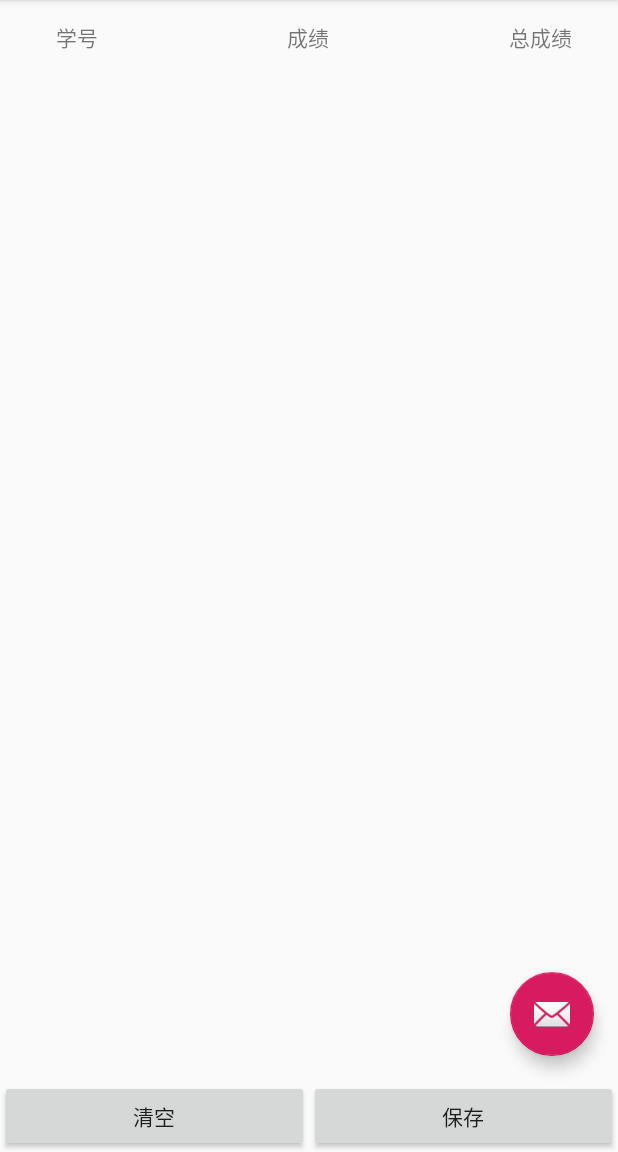
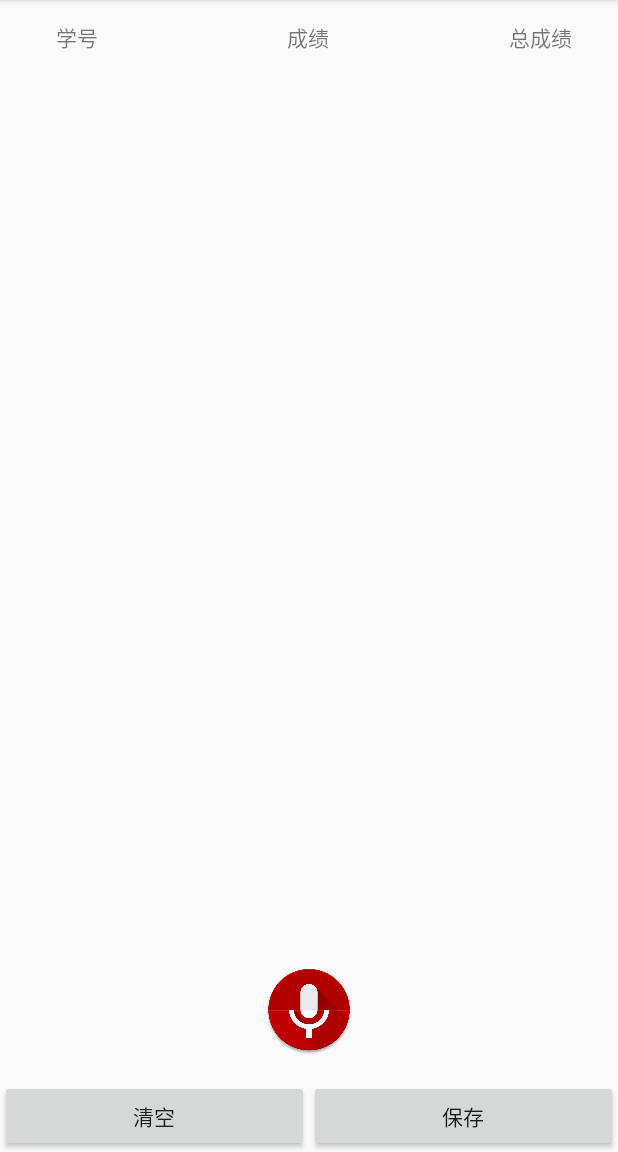
Before and after one commit to WangShiSuiFeng24/Teacher_Assistant_test, an Android app: the Main3Activity screen opened directly, with no data from a screen before it, on a phone screen of 412 x 824 dp, the part 84-1236 px from its top. Run offline under Robolectric (Android 15) with nearby library versions, the phone set to English and light mode, and no system bars.

Commit message:
更改了录音图标，修改正则表达式使其也能匹配单个分数

```diff
--- a/app/src/main/java/com/example/teacher_assistant_test/Main2Activity.java
+++ b/app/src/main/java/com/example/teacher_assistant_test/Main2Activity.java
@@ -61,8 +61,6 @@ public class Main2Activity extends AppCompatActivity {
                         }).show();
             }
         });
-
-
     }
 
     private void initStudent() {
--- a/app/src/main/java/com/example/teacher_assistant_test/Main3Activity.java
+++ b/app/src/main/java/com/example/teacher_assistant_test/Main3Activity.java
@@ -54,8 +54,8 @@ public class Main3Activity extends AppCompatActivity {
     private LinkedHashMap<String, String> mIatResults = new LinkedHashMap<>();
     private InitListener mInitListener;
     private RecognizerDialogListener mRecognizerDialogListener;
-    private FloatingActionButton fab;
-
+//    private FloatingActionButton fab;
+    private Button fab;
 
 
     @Override
--- a/app/src/main/java/com/example/teacher_assistant_test/util/StrProcess.java
+++ b/app/src/main/java/com/example/teacher_assistant_test/util/StrProcess.java
@@ -22,7 +22,7 @@ public class StrProcess {
         List<Mark> markList = new ArrayList<>();
         //创建模式串,正则表达式！！！
 //        String pattern = "[1-9][0-9]?号[，。]{0,2}[0-9]{1,3}[\\+][0-9]{1,2}";
-        String pattern = "[1-9][0-9]?号[，。]{0,2}[0-9]{1,3}[\\+](10|[0-9])";
+        String pattern = "[1-9][0-9]?号[，。]{0,2}[0-9]{1,3}([\\+](10|[0-9]))?";
         //创建Pattern对象
         Pattern r = Pattern.compile(pattern);
         //创建Macher对象
--- a/app/src/main/res/layout/activity_main3.xml
+++ b/app/src/main/res/layout/activity_main3.xml
@@ -16,13 +16,21 @@
         android:layout_weight="1" >
     </androidx.recyclerview.widget.RecyclerView>
 
-    <com.google.android.material.floatingactionbutton.FloatingActionButton
+<!--    <com.google.android.material.floatingactionbutton.FloatingActionButton-->
+<!--        -->
+<!--        android:layout_width="wrap_content"-->
+<!--        android:layout_height="wrap_content"-->
+<!--        android:layout_gravity="bottom|end"-->
+<!--        android:layout_margin="16dp"-->
+<!--        android:src="@drawable/ic_record"/>-->
+
+    <Button
         android:id="@+id/fab"
-        android:layout_width="wrap_content"
-        android:layout_height="wrap_content"
-        android:layout_gravity="bottom|end"
+        android:layout_width="60dp"
+        android:layout_height="60dp"
+        android:layout_gravity="center"
         android:layout_margin="16dp"
-        app:srcCompat="@android:drawable/ic_dialog_email" />
+        android:background="@drawable/ic_record" />
 
     <LinearLayout
         android:layout_width="match_parent"
```
Also changed, not shown: app/src/main/res/drawable/ic_record.png (added).
